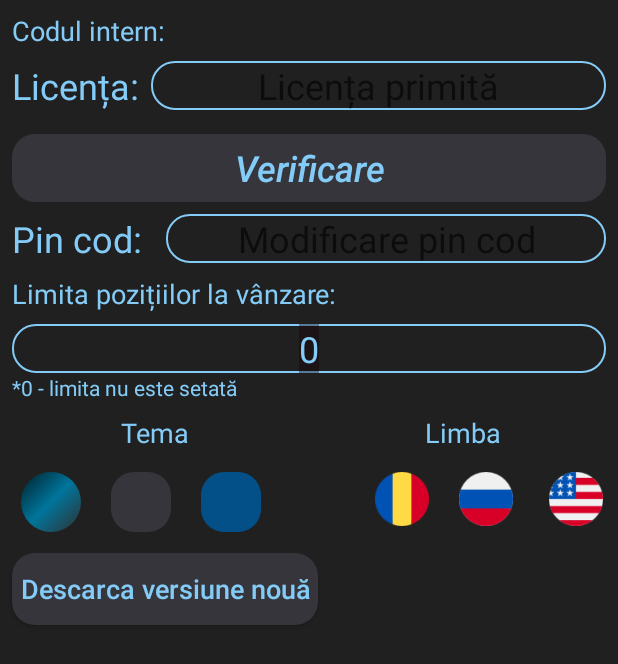
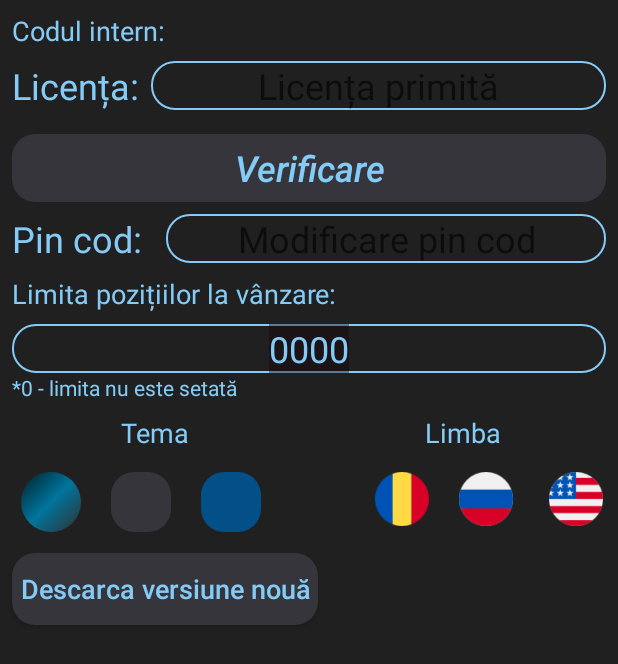
Before and after one commit to ETS-Android3/MobileTerminal, an Android app: the layout content_securitate.xml on its own in the app's theme, with its tools: preview values and no code run, on a phone screen of 412 x 824 dp. Shown: the top 664 px of the screen. Run offline under Robolectric (Android 15) with nearby library versions, the phone set to English and light mode, and no system bars.

Commit message:
Added 000

```diff
--- a/app/src/main/res/layout/content_securitate.xml
+++ b/app/src/main/res/layout/content_securitate.xml
@@ -42,7 +42,7 @@
         android:gravity="center"
         android:inputType="number"
         android:selectAllOnFocus="true"
-        android:text="0"
+        android:text="0000"
         android:textColor="@color/new_text_color"
         android:textSize="24sp"
         app:layout_constraintEnd_toEndOf="parent"
```
